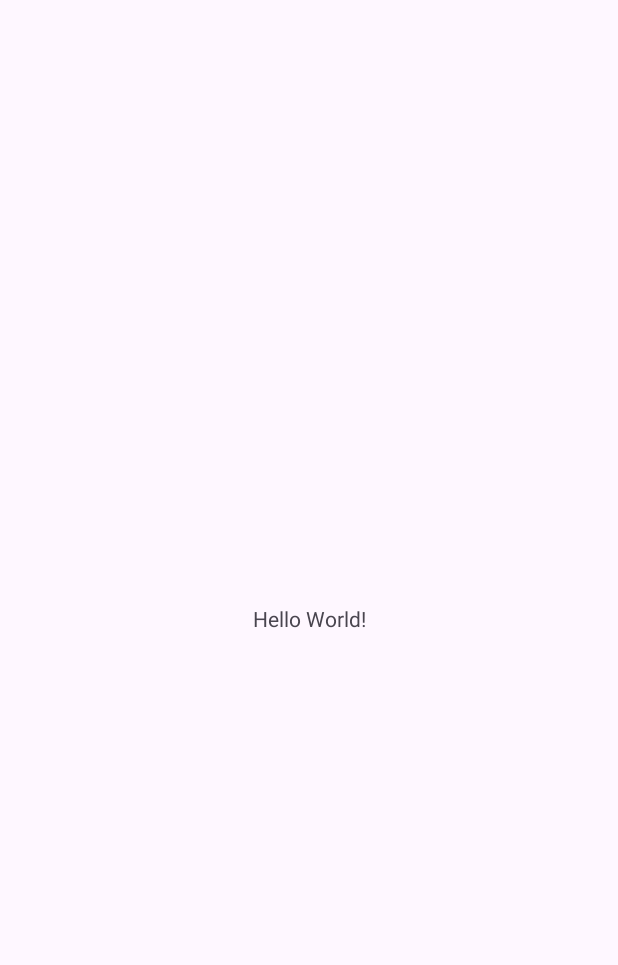
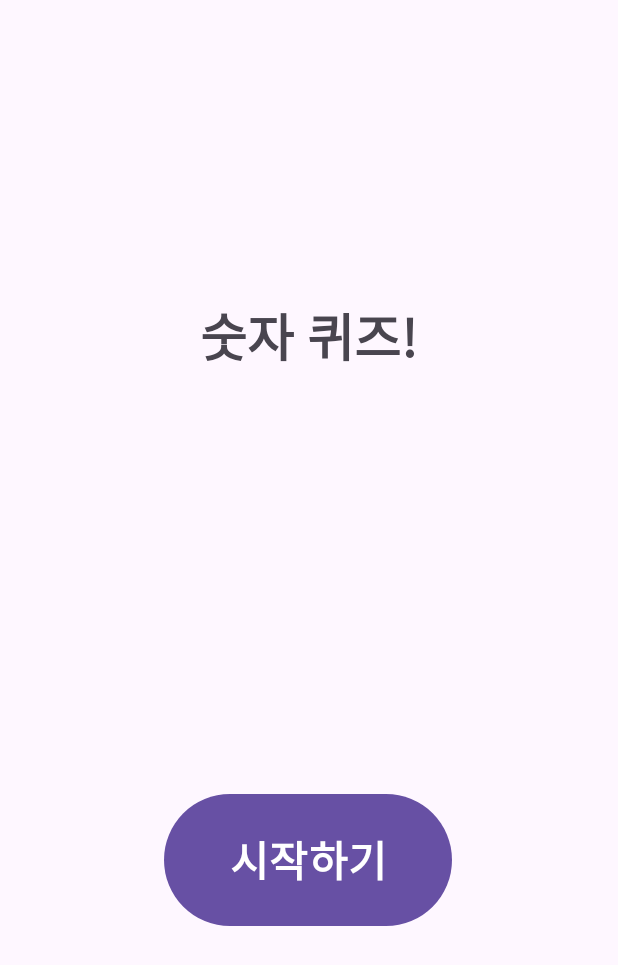
Before and after one commit to Timeshifts/Number_Quiz, an Android app: the screen it shows after launch (MainActivity), on a phone screen of 412 x 824 dp. Before the commit the part shown is almost empty. Shown: the top 965 px of the screen. Run offline under Robolectric (Android 15) with nearby library versions, the phone set to English and light mode, and no system bars.

Commit message:
Design activity_main.xml

```diff
--- a/app/src/main/res/layout/activity_main.xml
+++ b/app/src/main/res/layout/activity_main.xml
@@ -7,12 +7,31 @@
     tools:context=".MainActivity">
 
     <TextView
+        android:id="@+id/textView"
         android:layout_width="wrap_content"
         android:layout_height="wrap_content"
-        android:text="Hello World!"
+        android:text="@string/title"
+        android:textSize="34sp"
+        android:textStyle="bold"
         app:layout_constraintBottom_toBottomOf="parent"
         app:layout_constraintEnd_toEndOf="parent"
+        app:layout_constraintHorizontal_bias="0.498"
         app:layout_constraintStart_toStartOf="parent"
-        app:layout_constraintTop_toTopOf="parent" />
+        app:layout_constraintTop_toTopOf="parent"
+        app:layout_constraintVertical_bias="0.256" />
+
+    <Button
+        android:id="@+id/button"
+        android:layout_width="192dp"
+        android:layout_height="96dp"
+        android:text="@string/start_button"
+        android:textSize="28sp"
+        android:textStyle="bold"
+        app:layout_constraintBottom_toBottomOf="parent"
+        app:layout_constraintEnd_toEndOf="parent"
+        app:layout_constraintHorizontal_bias="0.498"
+        app:layout_constraintStart_toStartOf="parent"
+        app:layout_constraintTop_toBottomOf="@+id/textView"
+        app:layout_constraintVertical_bias="0.577" />
 
 </androidx.constraintlayout.widget.ConstraintLayout>
--- a/app/src/main/res/values/strings.xml
+++ b/app/src/main/res/values/strings.xml
@@ -1,3 +1,5 @@
 <resources>
-    <string name="app_name">Number_Quiz</string>
+    <string name="app_name">숫자 퀴즈</string>
+    <string name="title">숫자 퀴즈!</string>
+    <string name="start_button">시작하기</string>
 </resources>
```
